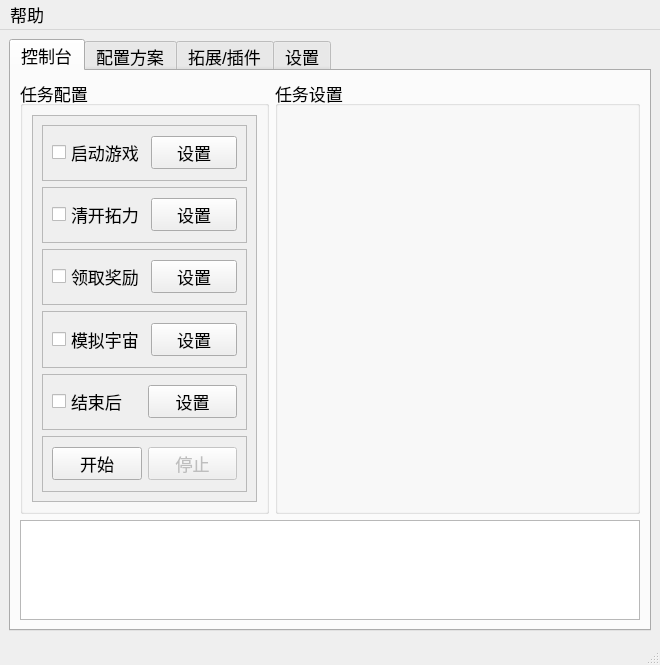
Above: resources/ui/main.ui from Shasnow/StarRailAssistant before the change. Below: the same form after it.
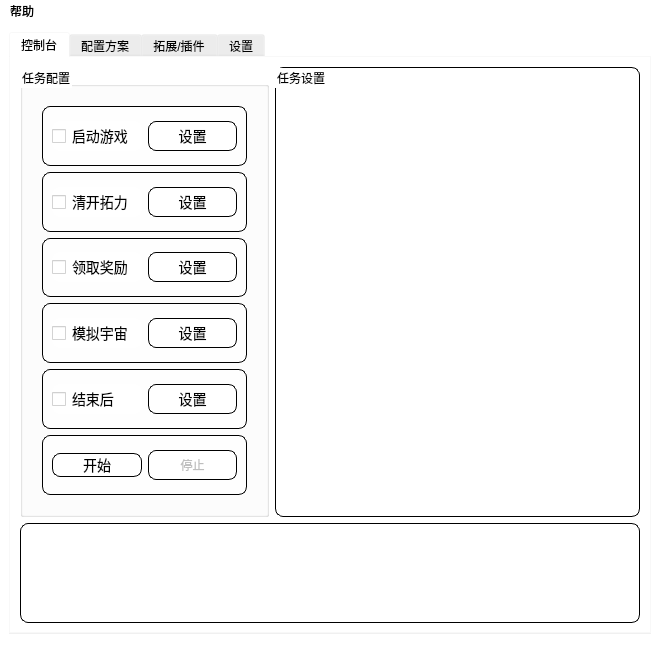
That is the form after the change. The open tabs and pages were chosen to show the change.

The edit to the form file:
```diff
--- a/resources/ui/main.ui
+++ b/resources/ui/main.ui
@@ -18,18 +18,64 @@
         <property name="windowTitle">
             <string>SRA</string>
         </property>
+        <property name="styleSheet">
+            <string notr="true">background-repeat: no-repeat;
+                background-position: center;
+                background-color: rgba(255, 255, 255, 0.1);
+            </string>
+        </property>
         <widget class="QWidget" name="centralwidget">
             <layout class="QGridLayout" name="gridLayout">
                 <item row="0" column="0">
                     <widget class="QTabWidget" name="tabWidget">
+                        <property name="styleSheet">
+                            <string notr="true"/>
+                        </property>
                         <property name="currentIndex">
-                            <number>0</number>
+                            <number>3</number>
                         </property>
                         <widget class="QWidget" name="console_tab">
                             <attribute name="title">
                                 <string>控制台</string>
                             </attribute>
                             <layout class="QGridLayout" name="gridLayout_2">
+                                <item row="1" column="0" colspan="3">
+                                    <widget class="QTextBrowser" name="log_textBrowser">
+                                        <property name="sizePolicy">
+                                            <sizepolicy hsizetype="Expanding" vsizetype="Fixed">
+                                                <horstretch>0</horstretch>
+                                                <verstretch>0</verstretch>
+                                            </sizepolicy>
+                                        </property>
+                                        <property name="maximumSize">
+                                            <size>
+                                                <width>16777215</width>
+                                                <height>100</height>
+                                            </size>
+                                        </property>
+                                        <property name="styleSheet">
+                                            <string notr="true">background-color: rgba(255, 255, 255, 0.6);
+                                                border-radius: 8px;
+                                                border: 1px solid black;
+                                                background-color: rgba(255, 255, 255, 0.8);
+                                            </string>
+                                        </property>
+                                    </widget>
+                                </item>
+                                <item row="0" column="1" colspan="2">
+                                    <widget class="QGroupBox" name="task_setting_groupBox">
+                                        <property name="styleSheet">
+                                            <string notr="true">border: 1px solid black;
+                                                border-radius: 8px;
+                                                background-color: rgba(255, 255, 255, 0.8);
+                                            </string>
+                                        </property>
+                                        <property name="title">
+                                            <string>任务设置</string>
+                                        </property>
+                                        <layout class="QVBoxLayout" name="verticalLayout_2"/>
+                                    </widget>
+                                </item>
                                 <item row="0" column="0">
                                     <widget class="QGroupBox" name="task_select_groupBox">
                                         <property name="sizePolicy">
@@ -50,6 +96,9 @@
                                                 <height>16777215</height>
                                             </size>
                                         </property>
+                                        <property name="styleSheet">
+                                            <string notr="true">background-color: transparent</string>
+                                        </property>
                                         <property name="title">
                                             <string>任务配置</string>
                                         </property>
@@ -74,8 +123,19 @@
                                                             <height>16777215</height>
                                                         </size>
                                                     </property>
+                                                    <property name="styleSheet">
+                                                        <string notr="true">QLabel {
+                                                            /* 设置半透明背景（rgba最后一个值为透明度，0-1之间） */
+                                                            background-color: rgba(255, 255, 255, 0.5); /* 白色半透明 */
+
+                                                            /* 设置边框 */
+                                                            border: 2px solid #555555; /* 2px宽的深灰色边框 */
+                                                            border-radius: 4px; /* 可选：边框圆角 */
+                                                            }
+                                                        </string>
+                                                    </property>
                                                     <property name="sizeAdjustPolicy">
-                                                        <enum>QAbstractScrollArea::SizeAdjustPolicy::AdjustToContents
+                                                        <enum>QAbstractScrollArea::SizeAdjustPolicy::AdjustIgnored
                                                         </enum>
                                                     </property>
                                                     <property name="widgetResizable">
@@ -87,12 +147,20 @@
                                                                 <x>0</x>
                                                                 <y>0</y>
                                                                 <width>223</width>
-                                                                <height>387</height>
+                                                                <height>405</height>
                                                             </rect>
                                                         </property>
                                                         <layout class="QVBoxLayout" name="verticalLayout_6">
                                                             <item>
                                                                 <widget class="QFrame" name="frame1_1">
+                                                                    <property name="styleSheet">
+                                                                        <string notr="true">background-color: rgba(255,
+                                                                            255, 255, 0.6);
+                                                                            border-radius: 8px;
+                                                                            border: 1px solid black;
+                                                                            background-color: rgba(255, 255, 255, 0.8);
+                                                                        </string>
+                                                                    </property>
                                                                     <property name="frameShape">
                                                                         <enum>QFrame::Shape::StyledPanel</enum>
                                                                     </property>
@@ -109,6 +177,11 @@
                                                                                         <height>30</height>
                                                                                     </size>
                                                                                 </property>
+                                                                                <property name="styleSheet">
+                                                                                    <string notr="true">font-size:
+                                                                                        14px;border: none;
+                                                                                    </string>
+                                                                                </property>
                                                                                 <property name="text">
                                                                                     <string>启动游戏</string>
                                                                                 </property>
@@ -123,6 +196,11 @@
                                                                                         <height>30</height>
                                                                                     </size>
                                                                                 </property>
+                                                                                <property name="styleSheet">
+                                                                                    <string notr="true">font-size:
+                                                                                        14px;
+                                                                                    </string>
+                                                                                </property>
                                                                                 <property name="text">
                                                                                     <string>设置</string>
                                                                                 </property>
@@ -133,6 +211,14 @@
                                                             </item>
                                                             <item>
                                                                 <widget class="QFrame" name="frame1_2">
+                                                                    <property name="styleSheet">
+                                                                        <string notr="true">background-color: rgba(255,
+                                                                            255, 255, 0.6);
+                                                                            border-radius: 8px;
+                                                                            border: 1px solid black;
+                                                                            background-color: rgba(255, 255, 255, 0.8);
+                                                                        </string>
+                                                                    </property>
                                                                     <property name="frameShape">
                                                                         <enum>QFrame::Shape::StyledPanel</enum>
                                                                     </property>
@@ -150,6 +236,11 @@
                                                                                         <height>30</height>
                                                                                     </size>
                                                                                 </property>
+                                                                                <property name="styleSheet">
+                                                                                    <string notr="true">font-size:
+                                                                                        14px;border: none;
+                                                                                    </string>
+                                                                                </property>
                                                                                 <property name="text">
                                                                                     <string>清开拓力</string>
                                                                                 </property>
@@ -164,6 +255,11 @@
                                                                                         <height>30</height>
                                                                                     </size>
                                                                                 </property>
+                                                                                <property name="styleSheet">
+                                                                                    <string notr="true">font-size:
+                                                                                        14px;
+                                                                                    </string>
+                                                                                </property>
                                                                                 <property name="text">
                                                                                     <string>设置</string>
                                                                                 </property>
@@ -174,6 +270,14 @@
                                                             </item>
                                                             <item>
                                                                 <widget class="QFrame" name="frame1_3">
+                                                                    <property name="styleSheet">
+                                                                        <string notr="true">background-color: rgba(255,
+                                                                            255, 255, 0.6);
+                                                                            border-radius: 8px;
+                                                                            border: 1px solid black;
+                                                                            background-color: rgba(255, 255, 255, 0.8);
+                                                                        </string>
+                                                                    </property>
                                                                     <property name="frameShape">
                                                                         <enum>QFrame::Shape::StyledPanel</enum>
                                                                     </property>
@@ -191,6 +295,11 @@
                                                                                         <height>30</height>
                                                                                     </size>
                                                                                 </property>
+                                                                                <property name="styleSheet">
+                                                                                    <string notr="true">font-size:
+                                                                                        14px;border: none;
+                                                                                    </string>
+                                                                                </property>
                                                                                 <property name="text">
                                                                                     <string>领取奖励</string>
                                                                                 </property>
@@ -205,6 +314,11 @@
                                                                                         <height>30</height>
                                                                                     </size>
                                                                                 </property>
+                                                                                <property name="styleSheet">
+                                                                                    <string notr="true">font-size:
+                                                                                        14px;
+                                                                                    </string>
+                                                                                </property>
                                                                                 <property name="text">
                                                                                     <string>设置</string>
                                                                                 </property>
@@ -218,6 +332,14 @@
                                                                     <property name="enabled">
                                                                         <bool>true</bool>
                                                                     </property>
+                                                                    <property name="styleSheet">
+                                                                        <string notr="true">background-color: rgba(255,
+                                                                            255, 255, 0.6);
+                                                                            border-radius: 8px;
+                                                                            border: 1px solid black;
+                                                                            background-color: rgba(255, 255, 255, 0.8);
+                                                                        </string>
+                                                                    </property>
                                                                     <property name="frameShape">
                                                                         <enum>QFrame::Shape::StyledPanel</enum>
                                                                     </property>
@@ -235,6 +357,11 @@
                                                                                         <height>30</height>
                                                                                     </size>
                                                                                 </property>
+                                                                                <property name="styleSheet">
+                                                                                    <string notr="true">font-size:
+                                                                                        14px;border: none;
+                                                                                    </string>
+                                                                                </property>
                                                                                 <property name="text">
                                                                                     <string>模拟宇宙</string>
                                                                                 </property>
@@ -249,6 +376,11 @@
                                                                                         <height>30</height>
                                                                                     </size>
                                                                                 </property>
+                                                                                <property name="styleSheet">
+                                                                                    <string notr="true">font-size:
+                                                                                        14px;
+                                                                                    </string>
+                                                                                </property>
                                                                                 <property name="text">
                                                                                     <string>设置</string>
                                                                                 </property>
@@ -259,6 +391,14 @@
                                                             </item>
                                                             <item>
                                                                 <widget class="QFrame" name="frame1_4">
+                                                                    <property name="styleSheet">
+                                                                        <string notr="true">background-color: rgba(255,
+                                                                            255, 255, 0.6);
+                                                                            border-radius: 8px;
+                                                                            border: 1px solid black;
+                                                                            background-color: rgba(255, 255, 255, 0.8);
+                                                                        </string>
+                                                                    </property>
                                                                     <property name="frameShape">
                                                                         <enum>QFrame::Shape::StyledPanel</enum>
                                                                     </property>
@@ -276,6 +416,11 @@
                                                                                         <height>30</height>
                                                                                     </size>
                                                                                 </property>
+                                                                                <property name="styleSheet">
+                                                                                    <string notr="true">font-size:
+                                                                                        14px;border: none;
+                                                                                    </string>
+                                                                                </property>
                                                                                 <property name="text">
                                                                                     <string>结束后</string>
                                                                                 </property>
@@ -290,6 +435,11 @@
                                                                                         <height>30</height>
                                                                                     </size>
                                                                                 </property>
+                                                                                <property name="styleSheet">
+                                                                                    <string notr="true">font-size:
+                                                                                        14px;
+                                                                                    </string>
+                                                                                </property>
                                                                                 <property name="text">
                                                                                     <string>设置</string>
                                                                                 </property>
@@ -300,6 +450,14 @@
                                                             </item>
                                                             <item>
                                                                 <widget class="QFrame" name="frame1_0">
+                                                                    <property name="styleSheet">
+                                                                        <string notr="true">background-color: rgba(255,
+                                                                            255, 255, 0.6);
+                                                                            border-radius: 8px;
+                                                                            border: 1px solid black;
+                                                                            background-color: rgba(255, 255, 255, 0.8);
+                                                                        </string>
+                                                                    </property>
                                                                     <property name="frameShape">
                                                                         <enum>QFrame::Shape::StyledPanel</enum>
                                                                     </property>
@@ -311,6 +469,11 @@
                                                                         <item>
                                                                             <widget class="QPushButton"
                                                                                     name="start_pushButton">
+                                                                                <property name="styleSheet">
+                                                                                    <string notr="true">font-size:
+                                                                                        14px;
+                                                                                    </string>
+                                                                                </property>
                                                                                 <property name="text">
                                                                                     <string>开始</string>
                                                                                 </property>
@@ -343,30 +506,6 @@
                                         </layout>
                                     </widget>
                                 </item>
-                                <item row="1" column="0" colspan="3">
-                                    <widget class="QTextBrowser" name="log_textBrowser">
-                                        <property name="sizePolicy">
-                                            <sizepolicy hsizetype="Expanding" vsizetype="Fixed">
-                                                <horstretch>0</horstretch>
-                                                <verstretch>0</verstretch>
-                                            </sizepolicy>
-                                        </property>
-                                        <property name="maximumSize">
-                                            <size>
-                                                <width>16777215</width>
-                                                <height>100</height>
-                                            </size>
-                                        </property>
-                                    </widget>
-                                </item>
-                                <item row="0" column="1" colspan="2">
-                                    <widget class="QGroupBox" name="task_setting_groupBox">
-                                        <property name="title">
-                                            <string>任务设置</string>
-                                        </property>
-                                        <layout class="QVBoxLayout" name="verticalLayout_2"/>
-                                    </widget>
-                                </item>
                             </layout>
                         </widget>
                         <widget class="QWidget" name="multi_account_tab">
@@ -391,12 +530,18 @@
                                                     <x>0</x>
                                                     <y>0</y>
                                                     <width>616</width>
-                                                    <height>240</height>
+                                                    <height>246</height>
                                                 </rect>
                                             </property>
                                             <layout class="QHBoxLayout" name="horizontalLayout_16">
                                                 <item>
                                                     <widget class="QGroupBox" name="extension_groupBox">
+                                                        <property name="styleSheet">
+                                                            <string notr="true">border-radius: 8px;
+                                                                border: 1px solid black;
+                                                                background-color: rgba(255, 255, 255, 0.8);
+                                                            </string>
+                                                        </property>
                                                         <property name="title">
                                                             <string>拓展功能</string>
                                                         </property>
@@ -405,6 +550,12 @@
                                                 </item>
                                                 <item>
                                                     <widget class="QGroupBox" name="plugin_groupBox">
+                                                        <property name="styleSheet">
+                                                            <string notr="true">border-radius: 8px;
+                                                                border: 1px solid black;
+                                                                background-color: rgba(255, 255, 255, 0.8);
+                                                            </string>
+                                                        </property>
                                                         <property name="title">
                                                             <string>插件</string>
                                                         </property>
@@ -417,6 +568,11 @@
                                 </item>
                                 <item>
                                     <widget class="QTextBrowser" name="textBrowser">
+                                        <property name="styleSheet">
+                                            <string notr="true">border: none;
+                                                background-color: rgba(255, 255, 255, 0.8);
+                                            </string>
+                                        </property>
                                         <property name="html">
                                             <string>&lt;!DOCTYPE HTML PUBLIC &quot;-//W3C//DTD HTML 4.0//EN&quot; &quot;http://www.w3.org/TR/REC-html40/strict.dtd&quot;&gt;
                                                 &lt;html&gt;&lt;head&gt;&lt;meta name=&quot;qrichtext&quot; content=&quot;1&quot;
@@ -426,14 +582,21 @@
                                                 li.unchecked::marker { content: &quot;\2610&quot;; }
                                                 li.checked::marker { content: &quot;\2612&quot;; }
                                                 &lt;/style&gt;&lt;/head&gt;&lt;body style=&quot; font-family:'Microsoft
-                                                YaHei UI'; font-size:13pt; font-weight:400; font-style:normal;&quot;&gt;
-                                                &lt;p style=&quot;-qt-paragraph-type:empty; margin-top:0px;
-                                                margin-bottom:0px; margin-left:0px; margin-right:0px;
-                                                -qt-block-indent:0; text-indent:0px;&quot;&gt;&lt;br /&gt;&lt;/p&gt;
+                                                YaHei UI'; font-size:9pt; font-weight:400; font-style:normal;&quot;&gt;
                                                 &lt;p style=&quot; margin-top:0px; margin-bottom:0px; margin-left:0px;
-                                                margin-right:0px; -qt-block-indent:0; text-indent:0px;&quot;&gt;自动对话：开启后在进入剧情时会自动播放对话、自动选择对话选项。此功能不会控制鼠标，但是会让游戏处于前台。如果需要取消执行，尝试将游戏最小化后回到此页面取消勾选。&lt;/p&gt;
+                                                margin-right:0px; -qt-block-indent:0; text-indent:0px;&quot;&gt;&lt;span
+                                                style=&quot; font-size:13pt;&quot;&gt; &lt;/span&gt;&lt;/p&gt;
                                                 &lt;p style=&quot; margin-top:0px; margin-bottom:0px; margin-left:0px;
-                                                margin-right:0px; -qt-block-indent:0; text-indent:0px;&quot;&gt;注意：功能勾选后会立即执行，与其他任务独立，如果要取消执行请取消勾选。&lt;/p&gt;&lt;/body&gt;&lt;/html&gt;
+                                                margin-right:0px; -qt-block-indent:0; text-indent:0px;&quot;&gt;&lt;span
+                                                style=&quot; font-size:13pt;&quot;&gt; &lt;/span&gt;&lt;/p&gt;
+                                                &lt;p style=&quot; margin-top:0px; margin-bottom:0px; margin-left:0px;
+                                                margin-right:0px; -qt-block-indent:0; text-indent:0px;&quot;&gt;&lt;span
+                                                style=&quot; font-size:13pt;&quot;&gt;自动对话：开启后在进入剧情时会自动播放对话、自动选择对话选项。此功能不会控制鼠标，但是会让游戏处于前台。如果需要取消执行，尝试将游戏最小化后回到此页面取消勾选。
+                                                &lt;/span&gt;&lt;/p&gt;
+                                                &lt;p style=&quot; margin-top:0px; margin-bottom:0px; margin-left:0px;
+                                                margin-right:0px; -qt-block-indent:0; text-indent:0px;&quot;&gt;&lt;span
+                                                style=&quot; font-size:13pt;&quot;&gt;注意：功能勾选后会立即执行，与其他任务独立，如果要取消执行请取消勾选。
+                                                &lt;/span&gt;&lt;/p&gt;&lt;/body&gt;&lt;/html&gt;
                                             </string>
                                         </property>
                                     </widget>
```
